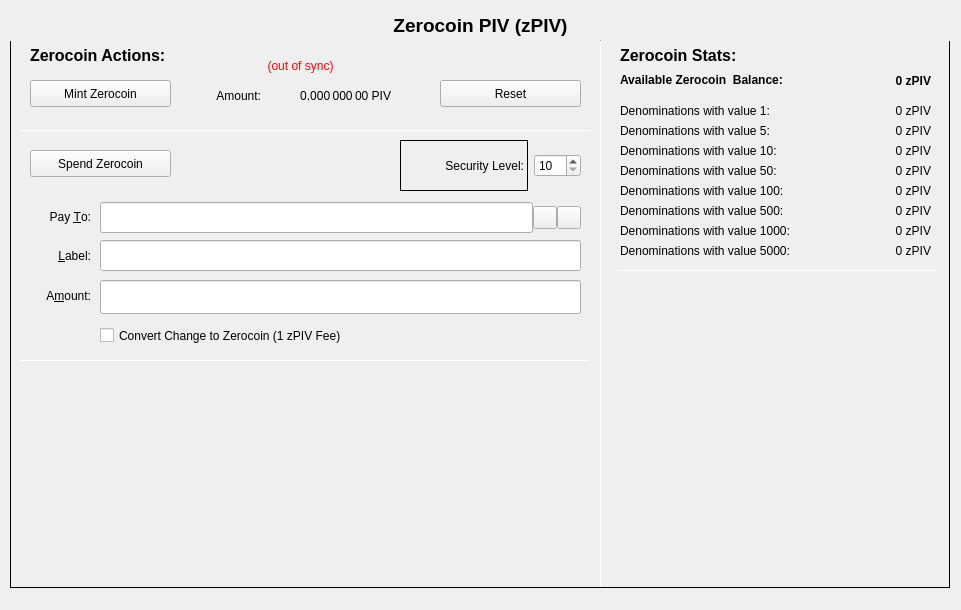
Qt form src/qt/forms/privacydialog.ui (eons-finance/ALQO) before a commit.
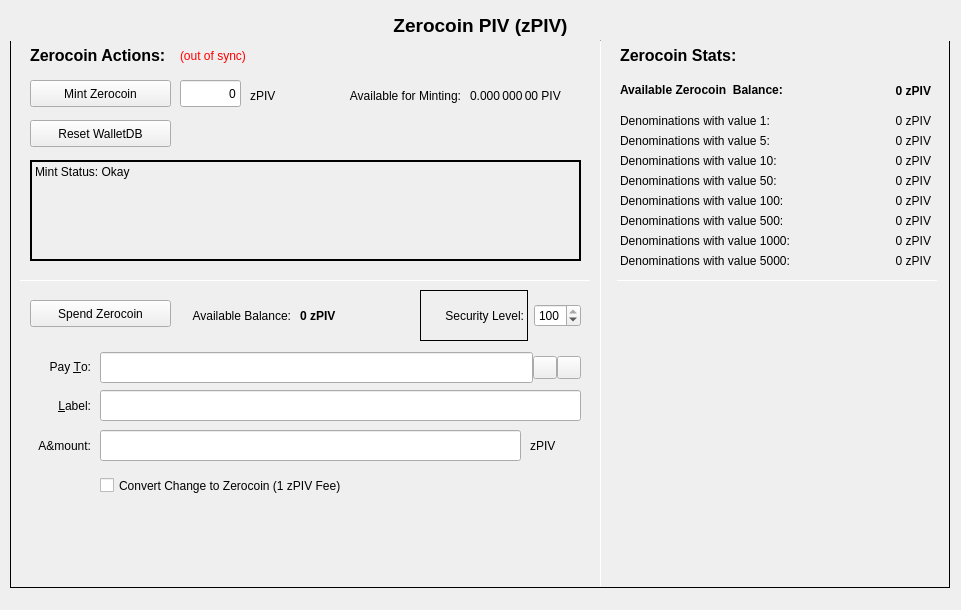
The same form after that commit. Icons and pictures are not drawn. Custom widgets are drawn as their Qt base class.

Patch:
```diff
--- a/src/qt/forms/privacydialog.ui
+++ b/src/qt/forms/privacydialog.ui
@@ -105,7 +105,7 @@
          <property name="geometry">
           <rect>
            <x>820</x>
-           <y>150</y>
+           <y>160</y>
            <width>101</width>
            <height>21</height>
           </rect>
@@ -121,7 +121,7 @@
          <property name="geometry">
           <rect>
            <x>820</x>
-           <y>130</y>
+           <y>140</y>
            <width>101</width>
            <height>21</height>
           </rect>
@@ -137,7 +137,7 @@
          <property name="geometry">
           <rect>
            <x>820</x>
-           <y>110</y>
+           <y>120</y>
            <width>101</width>
            <height>21</height>
           </rect>
@@ -153,7 +153,7 @@
          <property name="geometry">
           <rect>
            <x>610</x>
-           <y>190</y>
+           <y>200</y>
            <width>201</width>
            <height>21</height>
           </rect>
@@ -169,7 +169,7 @@
          <property name="geometry">
           <rect>
            <x>820</x>
-           <y>190</y>
+           <y>200</y>
            <width>101</width>
            <height>21</height>
           </rect>
@@ -185,7 +185,7 @@
          <property name="geometry">
           <rect>
            <x>610</x>
-           <y>90</y>
+           <y>100</y>
            <width>201</width>
            <height>21</height>
           </rect>
@@ -201,7 +201,7 @@
          <property name="geometry">
           <rect>
            <x>610</x>
-           <y>150</y>
+           <y>160</y>
            <width>201</width>
            <height>21</height>
           </rect>
@@ -217,7 +217,7 @@
          <property name="geometry">
           <rect>
            <x>610</x>
-           <y>170</y>
+           <y>180</y>
            <width>201</width>
            <height>21</height>
           </rect>
@@ -233,7 +233,7 @@
          <property name="geometry">
           <rect>
            <x>610</x>
-           <y>130</y>
+           <y>140</y>
            <width>201</width>
            <height>21</height>
           </rect>
@@ -249,7 +249,7 @@
          <property name="geometry">
           <rect>
            <x>820</x>
-           <y>60</y>
+           <y>70</y>
            <width>101</width>
            <height>21</height>
           </rect>
@@ -271,7 +271,7 @@
          <property name="geometry">
           <rect>
            <x>820</x>
-           <y>170</y>
+           <y>180</y>
            <width>101</width>
            <height>21</height>
           </rect>
@@ -287,7 +287,7 @@
          <property name="geometry">
           <rect>
            <x>820</x>
-           <y>90</y>
+           <y>100</y>
            <width>101</width>
            <height>21</height>
           </rect>
@@ -303,7 +303,7 @@
          <property name="geometry">
           <rect>
            <x>610</x>
-           <y>110</y>
+           <y>120</y>
            <width>201</width>
            <height>21</height>
           </rect>
@@ -319,7 +319,7 @@
          <property name="geometry">
           <rect>
            <x>610</x>
-           <y>60</y>
+           <y>70</y>
            <width>201</width>
            <height>20</height>
           </rect>
@@ -341,7 +341,7 @@
          <property name="geometry">
           <rect>
            <x>610</x>
-           <y>210</y>
+           <y>220</y>
            <width>201</width>
            <height>21</height>
           </rect>
@@ -357,7 +357,7 @@
          <property name="geometry">
           <rect>
            <x>820</x>
-           <y>210</y>
+           <y>220</y>
            <width>101</width>
            <height>21</height>
           </rect>
@@ -373,7 +373,7 @@
          <property name="geometry">
           <rect>
            <x>610</x>
-           <y>230</y>
+           <y>240</y>
            <width>201</width>
            <height>21</height>
           </rect>
@@ -389,7 +389,7 @@
          <property name="geometry">
           <rect>
            <x>820</x>
-           <y>230</y>
+           <y>240</y>
            <width>101</width>
            <height>21</height>
           </rect>
@@ -405,7 +405,7 @@
          <property name="geometry">
           <rect>
            <x>10</x>
-           <y>120</y>
+           <y>270</y>
            <width>571</width>
            <height>1</height>
           </rect>
@@ -440,8 +440,8 @@
         <widget class="QLabel" name="labelzPIVSyncStatus">
          <property name="geometry">
           <rect>
-           <x>230</x>
-           <y>40</y>
+           <x>170</x>
+           <y>30</y>
            <width>121</width>
            <height>31</height>
           </rect>
@@ -456,7 +456,7 @@
           <string notr="true">(out of sync)</string>
          </property>
          <property name="alignment">
-          <set>Qt::AlignCenter</set>
+          <set>Qt::AlignLeading|Qt::AlignLeft|Qt::AlignVCenter</set>
          </property>
         </widget>
         <widget class="QPushButton" name="pushButtonMintzPIV">
@@ -478,7 +478,7 @@
         <widget class="QLabel" name="labelzPIVAmountValue">
          <property name="geometry">
           <rect>
-           <x>270</x>
+           <x>460</x>
            <y>70</y>
            <width>111</width>
            <height>31</height>
@@ -491,20 +491,20 @@
           <string>0.000 000 00 PIV</string>
          </property>
          <property name="alignment">
-          <set>Qt::AlignRight|Qt::AlignTrailing|Qt::AlignVCenter</set>
+          <set>Qt::AlignLeading|Qt::AlignLeft|Qt::AlignVCenter</set>
          </property>
         </widget>
         <widget class="QLabel" name="labelzPIVAmountText">
          <property name="geometry">
           <rect>
-           <x>190</x>
+           <x>320</x>
            <y>70</y>
-           <width>61</width>
+           <width>131</width>
            <height>31</height>
           </rect>
          </property>
          <property name="text">
-          <string>Amount:</string>
+          <string>Available for Minting:</string>
          </property>
          <property name="alignment">
           <set>Qt::AlignRight|Qt::AlignTrailing|Qt::AlignVCenter</set>
@@ -513,8 +513,8 @@
         <widget class="QPushButton" name="pushButtonMintReset">
          <property name="geometry">
           <rect>
-           <x>430</x>
-           <y>70</y>
+           <x>20</x>
+           <y>110</y>
            <width>141</width>
            <height>27</height>
           </rect>
@@ -523,27 +523,14 @@
           <string>Reset Zerocoin Minting</string>
          </property>
          <property name="text">
-          <string>Reset</string>
-         </property>
-        </widget>
-        <widget class="Line" name="hline2">
-         <property name="geometry">
-          <rect>
-           <x>10</x>
-           <y>350</y>
-           <width>571</width>
-           <height>1</height>
-          </rect>
-         </property>
-         <property name="orientation">
-          <enum>Qt::Horizontal</enum>
+          <string>Reset WalletDB</string>
          </property>
         </widget>
         <widget class="QPushButton" name="pushButtonSpendzPIV">
          <property name="geometry">
           <rect>
            <x>20</x>
-           <y>140</y>
+           <y>290</y>
            <width>141</width>
            <height>27</height>
           </rect>
@@ -559,7 +546,7 @@
          <property name="geometry">
           <rect>
            <x>90</x>
-           <y>230</y>
+           <y>380</y>
            <width>481</width>
            <height>31</height>
           </rect>
@@ -572,7 +559,7 @@
          <property name="geometry">
           <rect>
            <x>90</x>
-           <y>190</y>
+           <y>340</y>
            <width>481</width>
            <height>36</height>
           </rect>
@@ -637,7 +624,7 @@
          <property name="geometry">
           <rect>
            <x>10</x>
-           <y>230</y>
+           <y>380</y>
            <width>71</width>
            <height>31</height>
           </rect>
@@ -652,21 +639,11 @@
           <cstring>addAsLabel</cstring>
          </property>
         </widget>
-        <widget class="BitcoinAmountField" name="payAmount">
-         <property name="geometry">
-          <rect>
-           <x>90</x>
-           <y>270</y>
-           <width>481</width>
-           <height>34</height>
-          </rect>
-         </property>
-        </widget>
         <widget class="QLabel" name="payToLabel">
          <property name="geometry">
           <rect>
            <x>10</x>
-           <y>192</y>
+           <y>342</y>
            <width>71</width>
            <height>30</height>
           </rect>
@@ -685,7 +662,7 @@
          <property name="geometry">
           <rect>
            <x>10</x>
-           <y>270</y>
+           <y>420</y>
            <width>71</width>
            <height>31</height>
           </rect>
@@ -703,9 +680,9 @@
         <widget class="QWidget" name="layoutWidget_2">
          <property name="geometry">
           <rect>
-           <x>390</x>
-           <y>130</y>
-           <width>181</width>
+           <x>410</x>
+           <y>280</y>
+           <width>161</width>
            <height>51</height>
           </rect>
          </property>
@@ -743,6 +720,9 @@
             <property name="maximum">
              <number>100</number>
             </property>
+            <property name="value">
+             <number>100</number>
+            </property>
            </widget>
           </item>
          </layout>
@@ -751,7 +731,7 @@
          <property name="geometry">
           <rect>
            <x>90</x>
-           <y>310</y>
+           <y>460</y>
            <width>401</width>
            <height>31</height>
           </rect>
@@ -806,7 +786,7 @@
          <property name="geometry">
           <rect>
            <x>607</x>
-           <y>260</y>
+           <y>270</y>
            <width>321</width>
            <height>1</height>
           </rect>
@@ -815,6 +795,124 @@
           <enum>Qt::Horizontal</enum>
          </property>
         </widget>
+        <widget class="QLabel" name="labelMintStatus">
+         <property name="geometry">
+          <rect>
+           <x>20</x>
+           <y>150</y>
+           <width>551</width>
+           <height>101</height>
+          </rect>
+         </property>
+         <property name="toolTip">
+          <string>Status and/or Mesages from the last Mint Action.</string>
+         </property>
+         <property name="frameShape">
+          <enum>QFrame::Panel</enum>
+         </property>
+         <property name="lineWidth">
+          <number>2</number>
+         </property>
+         <property name="midLineWidth">
+          <number>2</number>
+         </property>
+         <property name="text">
+          <string>Mint Status: Okay</string>
+         </property>
+         <property name="alignment">
+          <set>Qt::AlignLeading|Qt::AlignLeft|Qt::AlignTop</set>
+         </property>
+        </widget>
+        <widget class="QLabel" name="labelzPIVBalanceText">
+         <property name="geometry">
+          <rect>
+           <x>150</x>
+           <y>290</y>
+           <width>131</width>
+           <height>31</height>
+          </rect>
+         </property>
+         <property name="text">
+          <string>Available Balance:</string>
+         </property>
+         <property name="alignment">
+          <set>Qt::AlignRight|Qt::AlignTrailing|Qt::AlignVCenter</set>
+         </property>
+        </widget>
+        <widget class="QLabel" name="labelzAvailableAmount_2">
+         <property name="geometry">
+          <rect>
+           <x>290</x>
+           <y>290</y>
+           <width>111</width>
+           <height>31</height>
+          </rect>
+         </property>
+         <property name="font">
+          <font>
+           <weight>75</weight>
+           <bold>true</bold>
+          </font>
+         </property>
+         <property name="text">
+          <string>0 zPIV</string>
+         </property>
+         <property name="alignment">
+          <set>Qt::AlignLeading|Qt::AlignLeft|Qt::AlignVCenter</set>
+         </property>
+        </widget>
+        <widget class="QLineEdit" name="zPIVpayAmount">
+         <property name="geometry">
+          <rect>
+           <x>90</x>
+           <y>420</y>
+           <width>421</width>
+           <height>31</height>
+          </rect>
+         </property>
+        </widget>
+        <widget class="QLabel" name="labelzPIV">
+         <property name="geometry">
+          <rect>
+           <x>520</x>
+           <y>420</y>
+           <width>51</width>
+           <height>31</height>
+          </rect>
+         </property>
+         <property name="text">
+          <string>zPIV</string>
+         </property>
+        </widget>
+        <widget class="QLineEdit" name="labelMintAmountValue">
+         <property name="geometry">
+          <rect>
+           <x>170</x>
+           <y>70</y>
+           <width>61</width>
+           <height>27</height>
+          </rect>
+         </property>
+         <property name="text">
+          <string>0</string>
+         </property>
+         <property name="alignment">
+          <set>Qt::AlignRight|Qt::AlignTrailing|Qt::AlignVCenter</set>
+         </property>
+        </widget>
+        <widget class="QLabel" name="labelzPIV_2">
+         <property name="geometry">
+          <rect>
+           <x>240</x>
+           <y>70</y>
+           <width>31</width>
+           <height>31</height>
+          </rect>
+         </property>
+         <property name="text">
+          <string>zPIV</string>
+         </property>
+        </widget>
        </widget>
       </item>
      </layout>
@@ -828,11 +926,6 @@
    <extends>QLineEdit</extends>
    <header>qvalidatedlineedit.h</header>
   </customwidget>
-  <customwidget>
-   <class>BitcoinAmountField</class>
-   <extends>QLineEdit</extends>
-   <header>bitcoinamountfield.h</header>
-  </customwidget>
  </customwidgets>
  <resources>
   <include location="../pivx.qrc"/>
```
Left out of the diff: 19 changed lines with no effect on the pictures.
